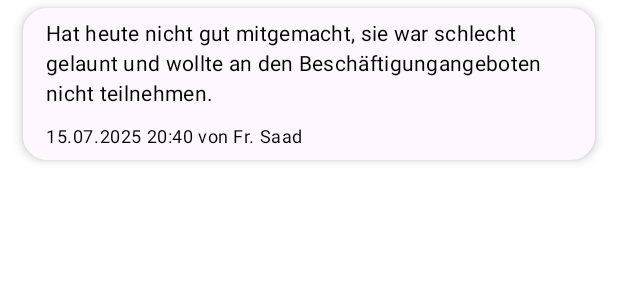
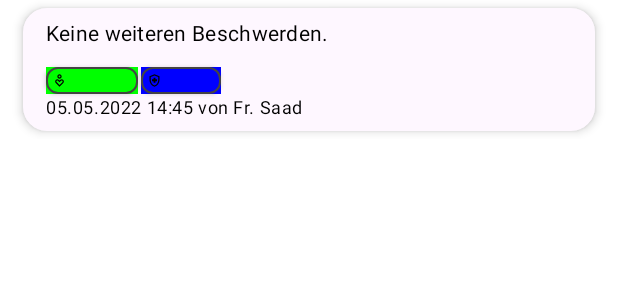
Before and after one commit to Noroxs/voize-interview-solution, an Android app built with Jetpack Compose: the @Preview function CareReportCellViewPreview, on a phone screen of 412 x 824 dp. Shown: the top 300 px of the screen. Run offline under Robolectric (Android 15) with nearby library versions, the phone set to English and light mode, and no system bars.

Commit message:
Update CareReportCellView

```diff
--- /dev/null
+++ b/app/src/main/java/com/example/patientdataapp/ui/viewmodel/CareReportsCellViewModel.kt
@@ -0,0 +1,22 @@
+package com.example.patientdataapp.ui.viewmodel
+
+import com.example.patientdataapp.datamodel.CareReport
+import com.example.patientdataapp.datamodel.Patient
+import kotlinx.datetime.TimeZone
+import kotlinx.datetime.toLocalDateTime
+
+class CareReportsCellViewModel(
+    careReport: CareReport
+) {
+    val text = careReport.text
+    private val createdAt = careReport.createdAt.toLocalDateTime(TimeZone.currentSystemDefault())
+    val creationInformation = "${createdAt.dayOfMonth.toString().padStart(2, '0')}." +
+                "${createdAt.monthNumber.toString().padStart(2, '0')}." +
+                "${createdAt.year}" +
+                " " +
+                "${createdAt.hour.toString().padStart(2, '0')}:" +
+                createdAt.minute.toString().padStart(2, '0') +
+                " von " +
+                careReport.createdBy
+    val categoryTypes = careReport.categoryTypes
+}
--- a/app/src/main/java/com/example/patientdataapp/ui/views/CareReportCategoriesView.kt
+++ b/app/src/main/java/com/example/patientdataapp/ui/views/CareReportCategoriesView.kt
@@ -8,6 +8,7 @@ import androidx.compose.foundation.layout.ExperimentalLayoutApi
 import androidx.compose.foundation.layout.FlowRow
 import androidx.compose.foundation.layout.Row
 import androidx.compose.foundation.layout.Spacer
+import androidx.compose.foundation.layout.displayCutoutPadding
 import androidx.compose.foundation.layout.fillMaxWidth
 import androidx.compose.foundation.layout.height
 import androidx.compose.foundation.layout.padding
@@ -30,19 +31,19 @@ import androidx.compose.ui.unit.sp
 fun CareReportCategoryView(category: CategoryType, modifier: Modifier = Modifier) {
     Box(
         modifier = modifier
-            .padding(horizontal = 2.dp, vertical = 5.dp)
+            .padding(horizontal = 0.dp, vertical = 1.dp)
             .shadow(
                 elevation = 2.dp,
-                shape = RoundedCornerShape(16.dp),
+                shape = RoundedCornerShape(8.dp),
                 clip = false
             )
             .background(
                 color = MaterialTheme.colorScheme.background,
-                shape = RoundedCornerShape(16.dp)
+                shape = RoundedCornerShape(8.dp)
             )
             .border(
                 width = 1.dp,
-                shape = RoundedCornerShape(16.dp),
+                shape = RoundedCornerShape(8.dp),
                 color = Color.DarkGray
             )
     ) {
@@ -51,7 +52,7 @@ fun CareReportCategoryView(category: CategoryType, modifier: Modifier = Modifier
             verticalAlignment = Alignment.CenterVertically,
             modifier = Modifier
                 .background(category.color)
-                .padding(horizontal = 5.dp, vertical = 5.dp)
+                .padding(4.dp)
                 .height(10.dp)
         ) {
             category.image?.let {
@@ -78,10 +79,13 @@ fun CareReportCategoriesView(categories: List<CategoryType>) {
         horizontalArrangement = Arrangement.Start,
         modifier = Modifier
             .fillMaxWidth()
-            .padding(2.dp)
     ) {
         for (category in categories) {
-            CareReportCategoryView(category = category)
+            Row {
+                CareReportCategoryView(category = category)
+                Spacer(modifier = Modifier.width(2.dp))
+            }
+
         }
     }
 }
--- a/app/src/main/java/com/example/patientdataapp/ui/views/CareReportCellView.kt
+++ b/app/src/main/java/com/example/patientdataapp/ui/views/CareReportCellView.kt
@@ -20,11 +20,16 @@ import androidx.compose.ui.draw.shadow
 import androidx.compose.ui.tooling.preview.Preview
 import androidx.compose.ui.unit.dp
 import com.example.patientdataapp.data.data
+import com.example.patientdataapp.datamodel.CareReport
+import com.example.patientdataapp.ui.viewmodel.CareReportsCellViewModel
 import com.example.patientdataapp.ui.viewmodel.PatientListCellViewModel
+import kotlinx.datetime.LocalDateTime
+import kotlinx.datetime.TimeZone
+import kotlinx.datetime.toLocalDateTime
 
 
 @Composable
-fun CareReportCellView(cellViewModel: PatientListCellViewModel) {
+fun CareReportCellView(cellViewModel: CareReportsCellViewModel) {
     Box(
         modifier = Modifier
             .padding(horizontal = 15.dp, vertical = 5.dp)
@@ -44,7 +49,7 @@ fun CareReportCellView(cellViewModel: PatientListCellViewModel) {
                 .padding(horizontal = 15.dp, vertical = 7.dp)
         ) {
             Text(
-                text ="Hat heute nicht gut mitgemacht, sie war schlecht gelaunt und wollte an den Beschäftigungangeboten nicht teilnehmen.",
+                text = cellViewModel.text,
                 style = MaterialTheme.typography.bodyMedium)
 
             Divider(
@@ -54,8 +59,9 @@ fun CareReportCellView(cellViewModel: PatientListCellViewModel) {
             )
 
             Column {
+                CareReportCategoriesView(cellViewModel.categoryTypes)
                 Text(
-                    text = "15.07.2025 20:40 von Fr. Saad",
+                    text = cellViewModel.creationInformation,
                     style = MaterialTheme.typography.bodySmall
                 )
             }
@@ -63,16 +69,8 @@ fun CareReportCellView(cellViewModel: PatientListCellViewModel) {
     }
 }
 
-//CareReport(
-//id = "f7fecf7f-72e9-4123-80eb-a4ed39cd263f",
-//createdBy = "Fr. Saad",
-//createdAt = Instant.parse("2022-05-05T10:45:13.533Z"),
-//text = "Hat heute nicht gut mitgemacht, sie war schlecht gelaunt und wollte an den Beschäftigungangeboten nicht teilnehmen.",
-//categories = listOf("Teilnahme", "Aktivität")
-
-
 @Preview(showBackground = true)
 @Composable
 fun CareReportCellViewPreview() {
-    CareReportCellView(cellViewModel = PatientListCellViewModel(data.first()) { })
+    CareReportCellView(CareReportsCellViewModel(data.first().careReports.first()))
 }
```
